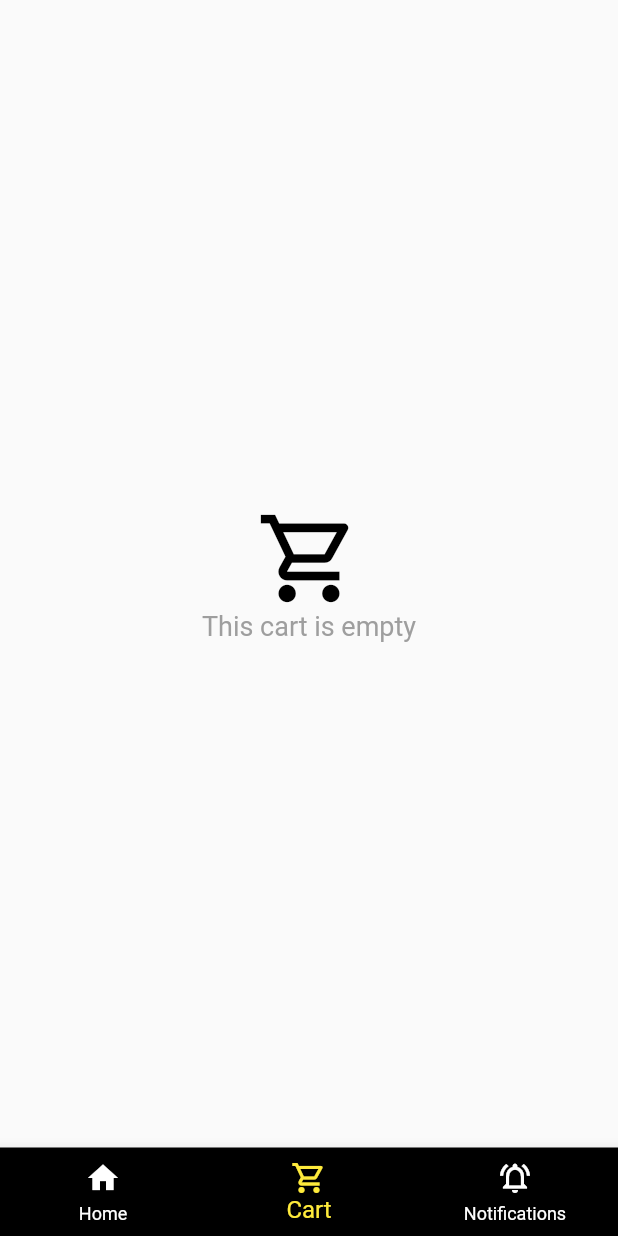
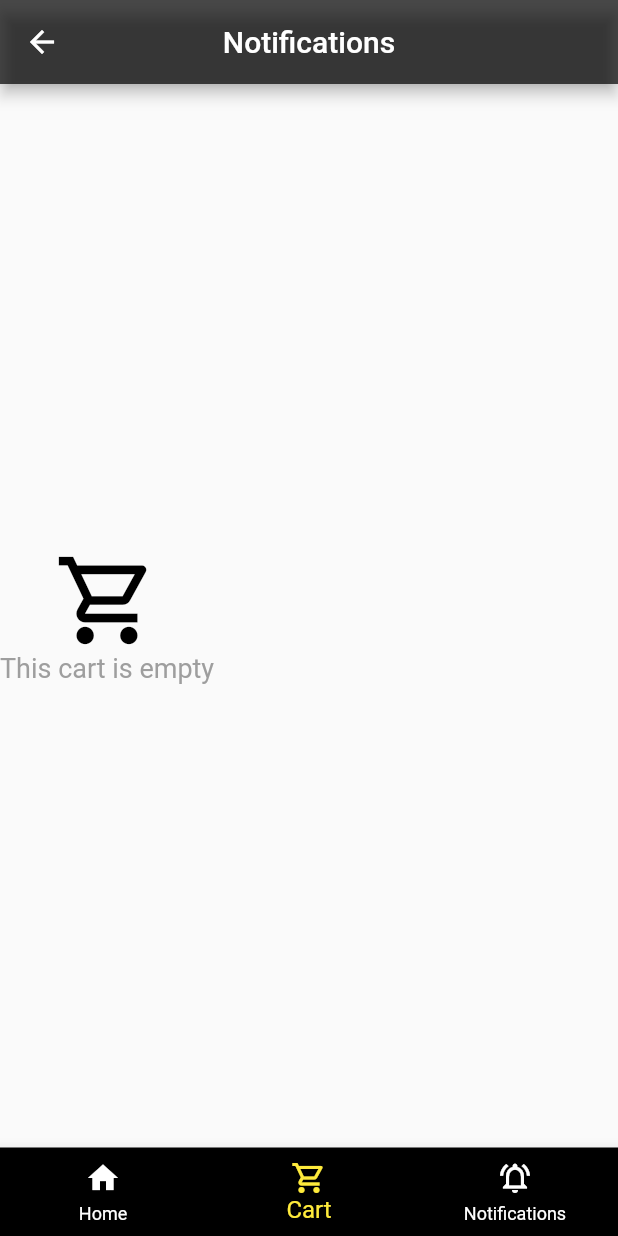
Before and after one commit to ShorooqAbdeen/Koora-Store, a Flutter app: the BottomScreen screen opened by its route, item 2 of the bottom bar chosen, on a phone screen of 412 x 824 dp. Run offline on Flutter 3.47's test engine with Material 2 defaults, Android fonts, the phone set to English and light mode, and no system bars; our stand-ins replace firebase_auth, firebase_core, font_awesome_flutter; accounts and stored records are empty.

Commit message:
commit sama10

```diff
--- a/lib/Screens/AuthenticationScreens/SignInScreen.dart
+++ b/lib/Screens/AuthenticationScreens/SignInScreen.dart
@@ -43,7 +43,7 @@ class _SignInScreenState extends State<SignInScreen> {
             child: Column(
               crossAxisAlignment: CrossAxisAlignment.start,
               children: [
-                SizedBox(height: 60,),
+                SizedBox(height: 150,),
                 Center(
                   child: CircleAvatar(
                     backgroundColor: Colors.black.withOpacity(.8),
--- a/lib/Screens/AuthenticationScreens/SignUpScreen.dart
+++ b/lib/Screens/AuthenticationScreens/SignUpScreen.dart
@@ -42,7 +42,7 @@ class _SignUpScreenState extends State<SignUpScreen> {
             child: Column(
               crossAxisAlignment: CrossAxisAlignment.start,
               children: [
-                SizedBox(height: 60,),
+                SizedBox(height: 150,),
                 Center(
                   child: CircleAvatar(
                     backgroundColor: Colors.black.withOpacity(.8),
@@ -233,10 +233,7 @@ class _SignUpScreenState extends State<SignUpScreen> {
     if(userCredential != null){
       Navigator.push(context, MaterialPageRoute(builder: (context)=>HomeScreen()),);
 
-
     }
   }
 
-
-
 }
--- a/lib/Screens/BottomNavigationScreens/CartScreen.dart
+++ b/lib/Screens/BottomNavigationScreens/CartScreen.dart
@@ -5,15 +5,23 @@ class CartScreen extends StatelessWidget {
 
   @override
   Widget build(BuildContext context) {
-    return Center(
-      child: Column(
-        crossAxisAlignment: CrossAxisAlignment.center,
-        mainAxisAlignment: MainAxisAlignment.center,
-        children: [
-          Icon(Icons.shopping_cart_outlined,size: 70,color: Colors.black,),
-          Text("This cart is empty",style: TextStyle(fontSize: 18,color: Colors.grey),)
-
+    return MaterialApp(
+        debugShowCheckedModeBanner: false,
+        home: Scaffold(
+           appBar: AppBar(
+            leading: IconButton(onPressed: (){Navigator.pop(context);},icon: Icon(Icons.arrow_back),),
+            title: Text("Notifications"),
+           centerTitle: true,
+           backgroundColor: Colors.black.withOpacity(.7),
+           ),
+           body: Column(
+              crossAxisAlignment: CrossAxisAlignment.center,
+              mainAxisAlignment: MainAxisAlignment.center,
+             children: [
+               Icon(Icons.shopping_cart_outlined,size: 70,color: Colors.black,),
+              Text("This cart is empty",style: TextStyle(fontSize: 18,color: Colors.grey),)
         ],
+      ),
       ),
     );
   }
--- a/lib/Screens/BottomNavigationScreens/NotificationScreen.dart
+++ b/lib/Screens/BottomNavigationScreens/NotificationScreen.dart
@@ -12,7 +12,7 @@ class NotificationScreen extends StatelessWidget {
           leading: IconButton(onPressed: (){Navigator.pop(context);},icon: Icon(Icons.arrow_back),),
           title: Text("Notifications"),
           centerTitle: true,
-          backgroundColor: Color(0xff1C1C1C),
+          backgroundColor: Colors.black.withOpacity(.7),
         ),
       body: Center(
         child: Column(
--- a/lib/Screens/DrawerScreens/AccountScreen.dart
+++ b/lib/Screens/DrawerScreens/AccountScreen.dart
@@ -25,7 +25,7 @@ class _AccountScreenState extends State<AccountScreen> {
           leading: IconButton(onPressed: (){Navigator.pop(context);},icon: Icon(Icons.arrow_back),),
           title: Text("Account"),
           centerTitle: true,
-          backgroundColor: Color(0xff1C1C1C),
+          backgroundColor:Colors.black.withOpacity(.7),
         ),
         body: Padding(
           padding:  EdgeInsets.only(bottom: 20,top: 30),
--- a/lib/Screens/DrawerScreens/DrawerWidget.dart
+++ b/lib/Screens/DrawerScreens/DrawerWidget.dart
@@ -43,7 +43,7 @@ Widget BuildHeader(BuildContext context)=> SizedBox(
           fit: BoxFit.cover,
           image:AssetImage("images/koora_logo.png"),
         ),
-        color: Color(0xff1C1C1C)
+        color: Colors.black.withOpacity(.7),
     ),
     child: ListView(
       padding: EdgeInsets.only(top: 110,bottom: 110,left: 70),
--- a/lib/Screens/DrawerScreens/SettingsScreen.dart
+++ b/lib/Screens/DrawerScreens/SettingsScreen.dart
@@ -14,7 +14,7 @@ class _SettingsScreenState extends State<SettingsScreen> {
           leading: IconButton(onPressed: (){Navigator.pop(context);},icon: Icon(Icons.arrow_back),),
           title: Text("Settings"),
           centerTitle: true,
-          backgroundColor: Color(0xff1C1C1C),
+          backgroundColor: Colors.black.withOpacity(.7),
         ),
         body: Padding(
           padding: EdgeInsets.only(left: 0),
--- a/lib/Screens/HomeScreen.dart
+++ b/lib/Screens/HomeScreen.dart
@@ -44,10 +44,10 @@
           backgroundColor: Colors.white.withOpacity(0.9),
           appBar: AppBar(
             title: Image.asset(
-              "images/koora_logo.png",
+              "images/koora_logo_removebg.png",
               width: 200,
             ),
-            backgroundColor: Color(0xff1C1C1C),
+            backgroundColor: Colors.black.withOpacity(.7),
             elevation: 5,
             centerTitle: true,
             bottom: TabBar(
--- a/lib/main.dart
+++ b/lib/main.dart
@@ -16,6 +16,7 @@ class MainScreen extends StatelessWidget {
   Widget build(BuildContext context) {
     return MaterialApp(
       debugShowCheckedModeBanner: false,
+      color: Colors.black.withOpacity(.7),
       initialRoute: "/lunch_screen",
       routes: {
          "/lunch_screen":(context)=>LunchScreen(),
```
Also changed, not shown: lib/Screens/LunchScreen.dart (+4 -4 lines).
